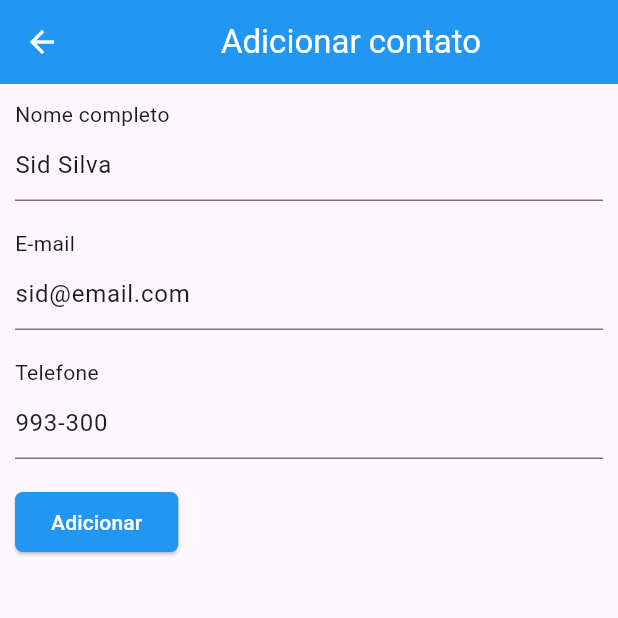
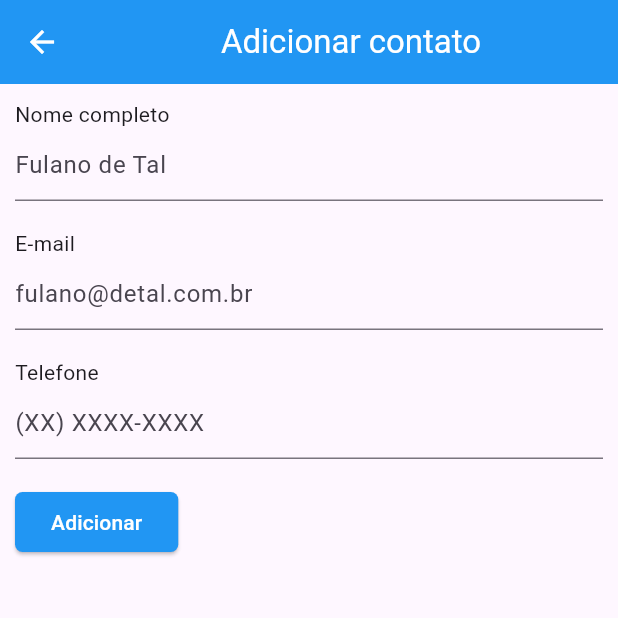
Before and after one commit to diegodallabt/learning_clean_arch, a Flutter app: the AddPage screen opened by its route, on a phone screen of 412 x 824 dp, the top half of it. Run offline on Flutter 3.47's test engine with Material 3 defaults, Android fonts, the phone set to English and light mode, and no system bars; our stand-ins replace dio, flutter_modular, flutter_slidable; network calls fail.

Commit message:
(add) delete user datasource, usecase, repository, controller and presentation

```diff
--- /dev/null
+++ b/lib/app/modules/users/data/datasources/delete_user_datasource.dart
@@ -0,0 +1,3 @@
+abstract class DeleteUserDataSource {
+  Future<Map<String, dynamic>> call(String id);
+}
--- /dev/null
+++ b/lib/app/modules/users/domain/repositories/delete_user_repository.dart
@@ -0,0 +1,5 @@
+import '../models/dtos/user_dto.dart';
+
+abstract class DeleteUserRepository {
+  Future<UserDto> call(String id);
+}
--- /dev/null
+++ b/lib/app/modules/users/domain/usecases/delete_user_usecase.dart
@@ -0,0 +1,5 @@
+import '../../../shared/response/response_presentation.dart';
+
+abstract class DeleteUserUseCase {
+  Future<ResponsePresentation> call(String id);
+}
--- a/lib/app/modules/users/presentation/add_user/add_page.dart
+++ b/lib/app/modules/users/presentation/add_user/add_page.dart
@@ -13,12 +13,9 @@ class AddPage extends StatefulWidget {
 class _AddPageState extends State<AddPage> {
   final controller = Modular.get<AddController>();
   final _formKey = GlobalKey<FormState>();
-  final TextEditingController _nameController =
-      TextEditingController(text: 'Sid Silva');
-  final TextEditingController _emailController =
-      TextEditingController(text: 'sid@email.com');
-  final TextEditingController _phoneController =
-      TextEditingController(text: '993-300');
+  final TextEditingController _nameController = TextEditingController();
+  final TextEditingController _emailController = TextEditingController();
+  final TextEditingController _phoneController = TextEditingController();
 
   @override
   Widget build(BuildContext context) {
@@ -48,7 +45,7 @@ class _AddPageState extends State<AddPage> {
                 },
                 decoration: const InputDecoration(
                   hintText: "Fulano de Tal",
-                  focusedBorder: OutlineInputBorder(
+                  focusedBorder: UnderlineInputBorder(
                     borderSide: BorderSide(color: Colors.blue, width: 2.0),
                   ),
                 ),
@@ -63,7 +60,7 @@ class _AddPageState extends State<AddPage> {
                 },
                 decoration: const InputDecoration(
                   hintText: "fulano@detal.com.br",
-                  focusedBorder: OutlineInputBorder(
+                  focusedBorder: UnderlineInputBorder(
                     borderSide: BorderSide(color: Colors.blue, width: 2.0),
                   ),
                 ),
@@ -78,7 +75,7 @@ class _AddPageState extends State<AddPage> {
                 },
                 decoration: const InputDecoration(
                   hintText: "(XX) XXXX-XXXX",
-                  focusedBorder: OutlineInputBorder(
+                  focusedBorder: UnderlineInputBorder(
                     borderSide: BorderSide(color: Colors.blue, width: 2.0),
                   ),
                 ),
--- a/pubspec.yaml
+++ b/pubspec.yaml
@@ -17,6 +17,7 @@ dependencies:
   flutter_mobx: ^2.2.1+1
   dio: ^5.7.0
   mockito: ^5.4.4
+  flutter_slidable: ^3.1.1
 
 dev_dependencies:
   flutter_test:
```
Also changed, not shown: lib/app/modules/shared/http/http_client.dart (+26 -4 lines), lib/app/modules/users/data/repositories/delete_user_repository_impl.dart (added, +21 -0 lines), lib/app/modules/users/domain/usecases/delete_user_usecase_impl.dart (added, +20 -0 lines), lib/app/modules/users/external/datasources/delete_user_datasource_impl.dart (added, +15 -0 lines), lib/app/modules/users/presentation/users/users_controller.dart (+18 -2 lines), lib/app/modules/users/presentation/users/users_page.dart (+53 -6 lines), lib/app/modules/users/users_module.dart (+17 -1 lines), pubspec.lock.
